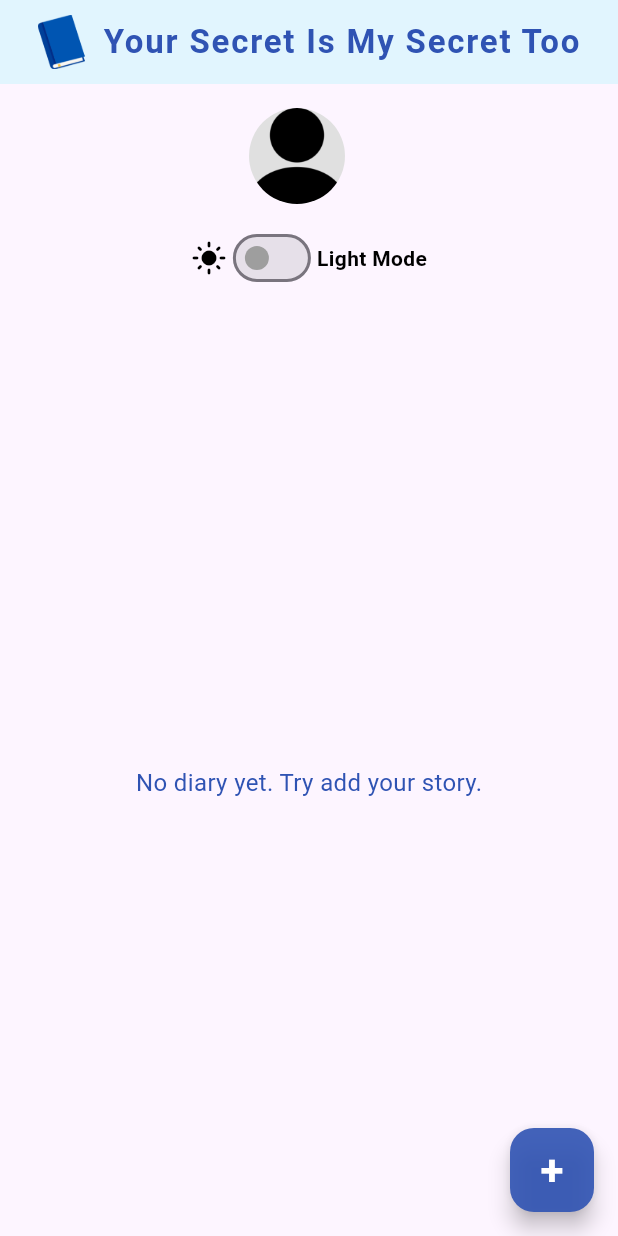
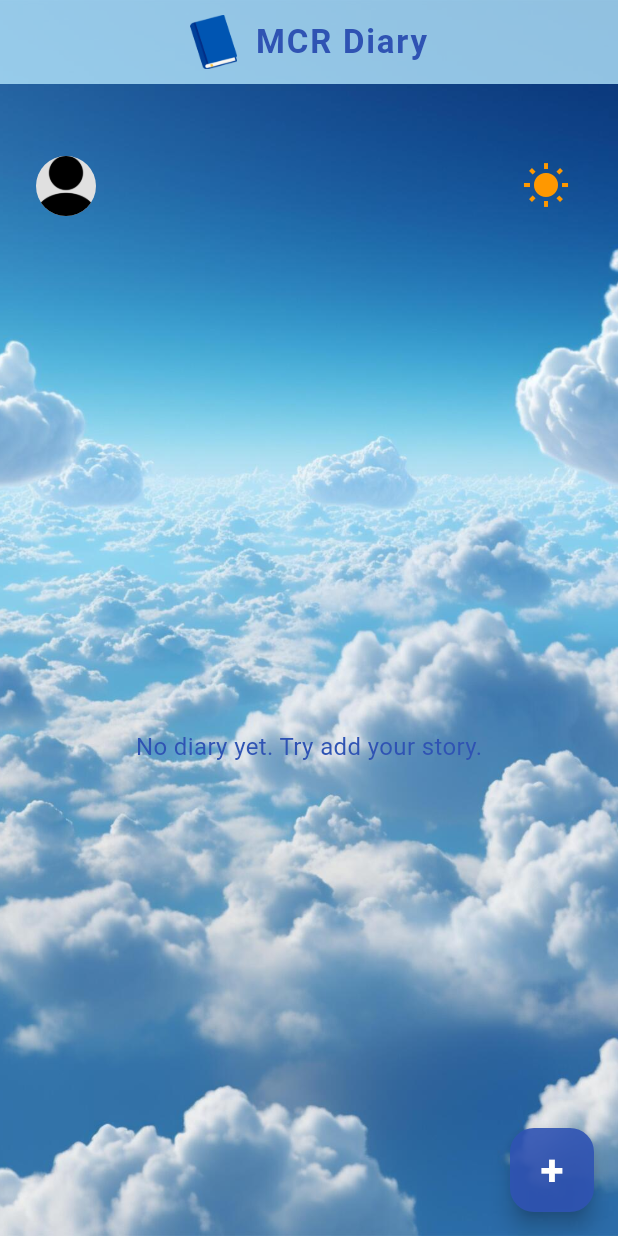
Before and after one commit to Zaki4436/my_diary, a Flutter app: the screen it shows after launch, after a tap on "Login", on a phone screen of 412 x 824 dp. Run offline on Flutter 3.47's test engine with Material 3 defaults, Android fonts, the light colour scheme and no system bars; our stand-ins replace shared_preferences, sqflite; accounts and stored records are empty.

Commit message:
button undo

```diff
--- a/lib/account.dart
+++ b/lib/account.dart
@@ -2,6 +2,9 @@ import 'package:flutter/material.dart';
 import 'package:shared_preferences/shared_preferences.dart';
 import 'password_change.dart';
 import 'email_change.dart';
+import 'main.dart';
+
+bool _isDarkMode = isDarkMode.value;
 
 class AccountPage extends StatefulWidget {
   @override
--- a/lib/email_change.dart
+++ b/lib/email_change.dart
@@ -1,5 +1,6 @@
 import 'package:flutter/material.dart';
 import 'package:shared_preferences/shared_preferences.dart';
+import 'main.dart';
 
 class EmailChangePage extends StatefulWidget {
   @override
--- a/lib/homepage.dart
+++ b/lib/homepage.dart
@@ -2,7 +2,7 @@ import 'package:flutter/material.dart';
 import 'sql_helper.dart';
 import 'package:shared_preferences/shared_preferences.dart';
 import 'account.dart';
-import 'main.dart'; // Import for isDarkMode ValueNotifier
+import 'main.dart';
 
 class HomePage extends StatefulWidget {
   @override
@@ -47,8 +47,7 @@ class _HomePageState extends State<HomePage> {
 
   void _refreshEntries() async {
     final data = await SQLHelper.getEntries();
-    setState(() => _entries = data);
-    print(_entries);
+    setState(() => _entries = List<Map<String, dynamic>>.from(data));
   }
 
   void _showEntryModal({Map<String, dynamic>? entry}) {
@@ -62,9 +61,11 @@ class _HomePageState extends State<HomePage> {
       _descController.clear();
     }
 
+    final bool _isDarkMode = isDarkMode.value;
+
     showModalBottomSheet(
       context: context,
-      backgroundColor: Colors.white,
+      backgroundColor: _isDarkMode ? const Color(0xFF23272F) : Colors.white,
       shape: RoundedRectangleBorder(
         borderRadius: BorderRadius.vertical(top: Radius.circular(50)),
       ),
@@ -82,7 +83,7 @@ class _HomePageState extends State<HomePage> {
             children: [
               Text(
                 _editingId == null ? "New Diary" : "Edit Diary",
-                style: TextStyle(fontSize: 20, fontWeight: FontWeight.bold),
+                style: TextStyle(fontSize: 20, fontWeight: FontWeight.bold,),
               ),
               SizedBox(height: 12),
               TextField(
@@ -108,10 +109,7 @@ class _HomePageState extends State<HomePage> {
               ElevatedButton(
                 child: Text(
                   _editingId == null ? "Add" : "Update",
-                  style: TextStyle(
-                    color: Colors.white,
-                    fontWeight: FontWeight.bold,
-                  ),
+                  style: TextStyle(color: Colors.white, fontWeight: FontWeight.bold),
                 ),
                 onPressed: () async {
                   if (_feelingController.text.trim().isEmpty ||
@@ -130,7 +128,6 @@ class _HomePageState extends State<HomePage> {
                     );
                   }
                   _refreshEntries();
-                  print('Add button pressed');
                   Navigator.pop(context);
                 },
                 style: ElevatedButton.styleFrom(
@@ -148,44 +145,40 @@ class _HomePageState extends State<HomePage> {
     );
   }
 
-  void _deleteEntry(int id) async {
+  Future<void> _deleteEntry(int id) async {
     await SQLHelper.deleteEntry(id);
     _refreshEntries();
   }
 
   @override
   Widget build(BuildContext context) {
-    // Use the global theme notifier
     bool _isDarkMode = isDarkMode.value;
 
     final lightTheme = ThemeData(
       brightness: Brightness.light,
-      scaffoldBackgroundColor: Color(0xFFFDF5FF),
+      scaffoldBackgroundColor: Colors.white,
     );
     final darkTheme = ThemeData(
       brightness: Brightness.dark,
-      scaffoldBackgroundColor: Color(0xFF181A20),
+      scaffoldBackgroundColor: Colors.black,
     );
 
     return Theme(
       data: _isDarkMode ? darkTheme : lightTheme,
       child: Scaffold(
-        backgroundColor: _isDarkMode ? Color(0xFF181A20) : Color(0xFFFDF5FF),
+        extendBodyBehindAppBar: true,
         appBar: AppBar(
-          backgroundColor: _isDarkMode ? Colors.grey[900] : Colors.lightBlue.shade50,
+          backgroundColor: _isDarkMode ? Colors.grey[900]?.withOpacity(0.8) : Colors.lightBlue.shade100.withOpacity(0.8),
           elevation: 0,
           automaticallyImplyLeading: false,
           centerTitle: true,
           title: Row(
             mainAxisAlignment: MainAxisAlignment.center,
             children: [
-              Image.asset(
-                'assets/logo.webp',
-                height: 36,
-              ),
+              Image.asset('assets/logo.webp', height: 36),
               SizedBox(width: 12),
               Text(
-                'Your Secret Is My Secret Too',
+                'MCR Diary',
                 style: TextStyle(
                   color: _isDarkMode ? Colors.white : Color.fromARGB(255, 47, 83, 179),
                   fontWeight: FontWeight.bold,
@@ -196,12 +189,29 @@ class _HomePageState extends State<HomePage> {
             ],
           ),
         ),
-        body: Column(
+        body: Stack(
           children: [
-            SizedBox(height: 16),
-            // Profile photo and username
+            Positioned.fill(
+              child: Image.asset(
+                'assets/background.jpg',
+                fit: BoxFit.cover,
+              ),
+            ),
+            if (_isDarkMode)
+              Positioned.fill(
+                child: Container(
+                  color: Colors.black.withOpacity(0.5),
+                ),
+              ),
+            Column(
+              children: [
+                SizedBox(height: 100),
                 Row(
-              mainAxisAlignment: MainAxisAlignment.center,
+                  mainAxisAlignment: MainAxisAlignment.spaceBetween,
+                  children: [
+                    Padding(
+                      padding: const EdgeInsets.only(left: 24),
+                      child: Row(
                         children: [
                           GestureDetector(
                             onTap: () {
@@ -211,12 +221,12 @@ class _HomePageState extends State<HomePage> {
                               );
                             },
                             child: CircleAvatar(
-                    radius: 32,
+                              radius: 20,
                               backgroundImage: AssetImage(_avatars[_avatarIndex]),
                               backgroundColor: Colors.grey.shade300,
                             ),
                           ),
-                SizedBox(width: 16),
+                          SizedBox(width: 12),
                           Text(
                             _username,
                             style: TextStyle(
@@ -227,30 +237,20 @@ class _HomePageState extends State<HomePage> {
                           ),
                         ],
                       ),
-            // Dark/Light mode switch below profile photo
-            SizedBox(height: 12),
-            Row(
-              mainAxisAlignment: MainAxisAlignment.center,
-              children: [
-                Icon(
-                  _isDarkMode ? Icons.dark_mode : Icons.light_mode,
-                  color: _isDarkMode ? Colors.yellow : Colors.black,
                     ),
-                Switch(
-                  value: _isDarkMode,
-                  onChanged: (val) {
+                    Padding(
+                      padding: const EdgeInsets.only(right: 24),
+                      child: IconButton(
+                        icon: Icon(
+                          _isDarkMode ? Icons.nightlight_round : Icons.wb_sunny,
+                          color: _isDarkMode ? Colors.yellow : Colors.orange,
+                          size: 32,
+                        ),
+                        onPressed: () {
                           setState(() {
-                      isDarkMode.value = val;
+                            isDarkMode.value = !isDarkMode.value;
                           });
                         },
-                  activeColor: Colors.yellow,
-                  inactiveThumbColor: Colors.grey,
-                ),
-                Text(
-                  _isDarkMode ? "Dark Mode" : "Light Mode",
-                  style: TextStyle(
-                    color: _isDarkMode ? Colors.white : Colors.black,
-                    fontWeight: FontWeight.bold,
                       ),
                     ),
                   ],
@@ -276,24 +276,56 @@ class _HomePageState extends State<HomePage> {
                               return Container(
                                 margin: EdgeInsets.symmetric(vertical: 8),
                                 decoration: BoxDecoration(
-                              color: _isDarkMode ? Colors.grey[850] : Colors.white,
+                                  color: _isDarkMode ? Colors.grey[850] : Colors.white.withOpacity(0.9),
                                   borderRadius: BorderRadius.circular(16),
                                   boxShadow: [
-                                BoxShadow(
-                                  color: Colors.black12,
-                                  blurRadius: 6,
-                                )
+                                    BoxShadow(color: Colors.black12, blurRadius: 6),
                                   ],
                                 ),
                                 child: ListTile(
                                   contentPadding: EdgeInsets.all(16),
-                              title: Text(
+                                  title: Column(
+                                    crossAxisAlignment: CrossAxisAlignment.start,
+                                    children: [
+                                      Builder(
+                                        builder: (context) {
+                                          final createdAt = entry['createdAt'] ?? '';
+                                          final parts = createdAt.split(',');
+                                          final date = parts.isNotEmpty ? parts[0] : '';
+                                          final time = parts.length > 1 ? parts[1].trim() : '';
+                                          return Row(
+                                            children: [
+                                              Text(
+                                                date,
+                                                style: TextStyle(
+                                                  fontSize: 13,
+                                                  color: Colors.grey,
+                                                  fontWeight: FontWeight.w500,
+                                                ),
+                                              ),
+                                              SizedBox(width: 12),
+                                              Text(
+                                                time,
+                                                style: TextStyle(
+                                                  fontSize: 13,
+                                                  color: Colors.grey,
+                                                  fontWeight: FontWeight.w500,
+                                                ),
+                                              ),
+                                            ],
+                                          );
+                                        },
+                                      ),
+                                      SizedBox(height: 4),
+                                      Text(
                                         entry['feeling'],
                                         style: TextStyle(
                                           fontSize: 18,
                                           fontWeight: FontWeight.bold,
                                           color: _isDarkMode ? Colors.white : Colors.black,
                                         ),
+                                      ),
+                                    ],
                                   ),
                                   subtitle: Padding(
                                     padding: const EdgeInsets.only(top: 6),
@@ -307,39 +339,45 @@ class _HomePageState extends State<HomePage> {
                                             color: _isDarkMode ? Colors.white70 : Colors.black87,
                                           ),
                                         ),
-                                    SizedBox(height: 6),
-                                    Text(
-                                      entry['createdAt'],
-                                      style: TextStyle(
-                                        fontSize: 12,
-                                        color: Colors.grey,
-                                      ),
-                                    ),
                                       ],
                                     ),
                                   ),
                                   trailing: Row(
                                     mainAxisSize: MainAxisSize.min,
                                     children: [
-                                  TextButton(
+                                      IconButton(
+                                        icon: Icon(Icons.edit, color: _isDarkMode ? Colors.lightBlueAccent : Color.fromARGB(255, 47, 83, 179)),
                                         onPressed: () => _showEntryModal(entry: entry),
-                                    child: Text(
-                                      "Edit",
-                                      style: TextStyle(
-                                        color: _isDarkMode ? Colors.lightBlueAccent : Color.fromARGB(255, 47, 83, 179),
-                                        fontWeight: FontWeight.bold,
+                                        tooltip: "Edit",
                                       ),
+                                      IconButton(
+                                        icon: Icon(Icons.delete, color: Colors.redAccent),
+                                        onPressed: () async {
+                                          // Store deleted entry and index
+                                          final deletedEntry = Map<String, dynamic>.from(entry);
+                                          final deletedIndex = index;
+
+                                          await SQLHelper.deleteEntry(entry['id']);
+                                          _refreshEntries();
+
+                                          ScaffoldMessenger.of(context).showSnackBar(
+                                            SnackBar(
+                                              content: Text('Diary deleted'),
+                                              action: SnackBarAction(
+                                                label: 'UNDO',
+                                                onPressed: () async {
+                                                  await SQLHelper.insertEntry(
+                                                    deletedEntry['feeling'],
+                                                    deletedEntry['description'],
+                                                  );
+                                                  _refreshEntries();
+                                                },
                                               ),
+                                              duration: Duration(seconds: 4),
                                             ),
-                                  TextButton(
-                                    onPressed: () => _deleteEntry(entry['id']),
-                                    child: Text(
-                                      "Delete",
-                                      style: TextStyle(
-                                        color: Colors.redAccent,
-                                        fontWeight: FontWeight.bold,
-                                      ),
-                                    ),
+                                          );
+                                        },
+                                        tooltip: "Delete",
                                       ),
                                     ],
                                   ),
@@ -348,6 +386,8 @@ class _HomePageState extends State<HomePage> {
                             },
                           ),
                   ),
+                ),
+              ],
             ),
           ],
         ),
--- a/lib/login.dart
+++ b/lib/login.dart
@@ -1,4 +1,5 @@
 import 'package:flutter/material.dart';
+import 'package:my_diary/main.dart';
 import 'package:shared_preferences/shared_preferences.dart';
 
 class LoginPage extends StatefulWidget {
@@ -30,7 +31,20 @@ class _LoginPageState extends State<LoginPage> {
 
   @override
   Widget build(BuildContext context) {
-    return Scaffold(
+    final bool _isDarkMode = isDarkMode.value;
+    final lightTheme = ThemeData(
+      brightness: Brightness.light,
+      scaffoldBackgroundColor: Colors.white,
+    );
+    final darkTheme = ThemeData(
+      brightness: Brightness.dark,
+      scaffoldBackgroundColor: Colors.white,
+    );
+
+    return Theme(
+      data: _isDarkMode ? darkTheme : lightTheme,
+      child: Scaffold(
+        backgroundColor: _isDarkMode ? Colors.white : Colors.white,
         body: Center(
           child: SingleChildScrollView(
             padding: EdgeInsets.all(24),
@@ -42,7 +56,7 @@ class _LoginPageState extends State<LoginPage> {
                   height: 130,
                 ),
                 SizedBox(height: 20),
-              Text("Welcome To My Diary", style: TextStyle(color: Color.fromARGB(255, 47, 83, 179), fontSize: 24, fontWeight: FontWeight.bold)),
+                Text("Welcome To MCR Diary", style: TextStyle(color: Color.fromARGB(255, 47, 83, 179), fontSize: 24, fontWeight: FontWeight.bold)),
                 SizedBox(height: 20),
                 TextField(
                   controller: _emailController,
@@ -93,9 +107,10 @@ class _LoginPageState extends State<LoginPage> {
             ),
           ),
         ),
+      ),
     );
   }
 }
 
-// email: zakihassim
-// password: kakitangan
+// email: zaki
+// password: zaki
--- a/lib/main.dart
+++ b/lib/main.dart
@@ -23,15 +23,15 @@ class DiaryApp extends StatelessWidget {
           debugShowCheckedModeBanner: false,
           theme: ThemeData(
             brightness: Brightness.light,
-            primarySwatch: Colors.teal,
+            primarySwatch: Colors.blue,
             scaffoldBackgroundColor: Color(0xFFFDF5FF),
           ),
           darkTheme: ThemeData(
             brightness: Brightness.dark,
-            primarySwatch: Colors.teal,
+            primarySwatch: Colors.blue,
             scaffoldBackgroundColor: Color(0xFF181A20),
           ),
-          themeMode: dark ? ThemeMode.dark : ThemeMode.light,
+          themeMode: isDarkMode.value ? ThemeMode.dark : ThemeMode.light,
           initialRoute: '/',
           routes: {
             '/': (context) => LoginPage(),
--- a/lib/password_change.dart
+++ b/lib/password_change.dart
@@ -1,5 +1,6 @@
 import 'package:flutter/material.dart';
 import 'package:shared_preferences/shared_preferences.dart';
+import 'main.dart';
 
 class PasswordChangePage extends StatefulWidget {
   @override
--- a/pubspec.yaml
+++ b/pubspec.yaml
@@ -35,6 +35,7 @@ dependencies:
   image_picker: ^1.0.4
   shared_preferences: ^2.2.2
   path_provider: ^2.1.2
+  intl: ^0.18.0
 
   # The following adds the Cupertino Icons font to your application.
   # Use with the CupertinoIcons class for iOS style icons.
```
Also changed, not shown: lib/sql_helper.dart (+8 -10 lines), assets/background.jpg (added), pubspec.lock. Lines whose indentation alone changed are shown as unchanged.
